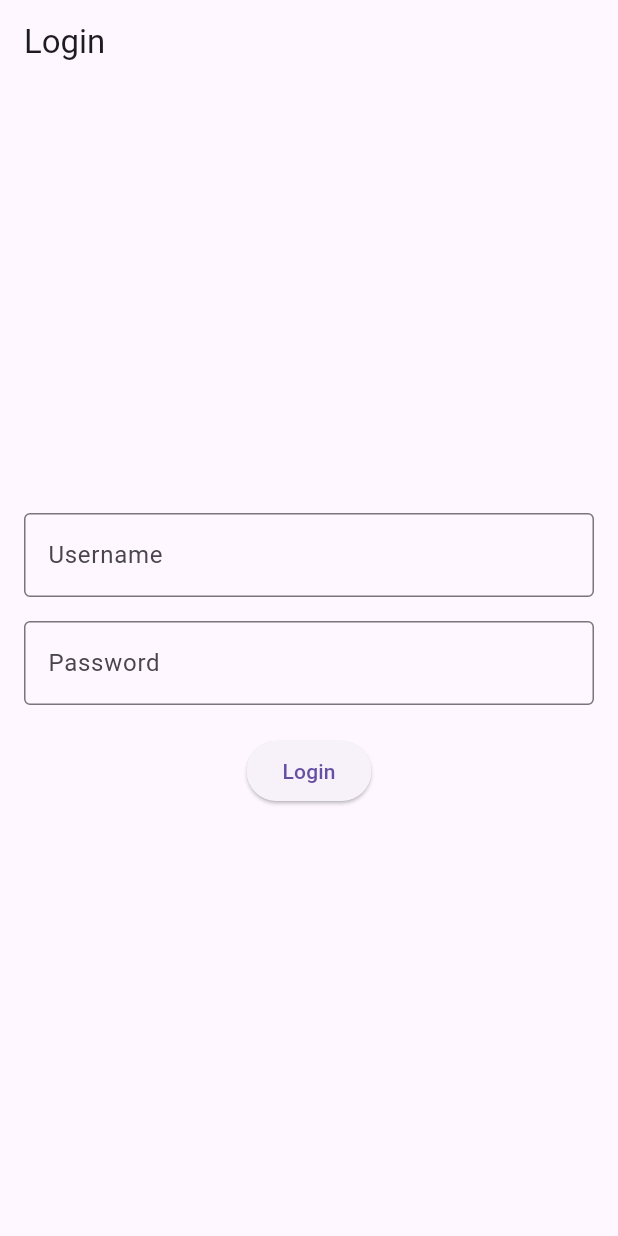
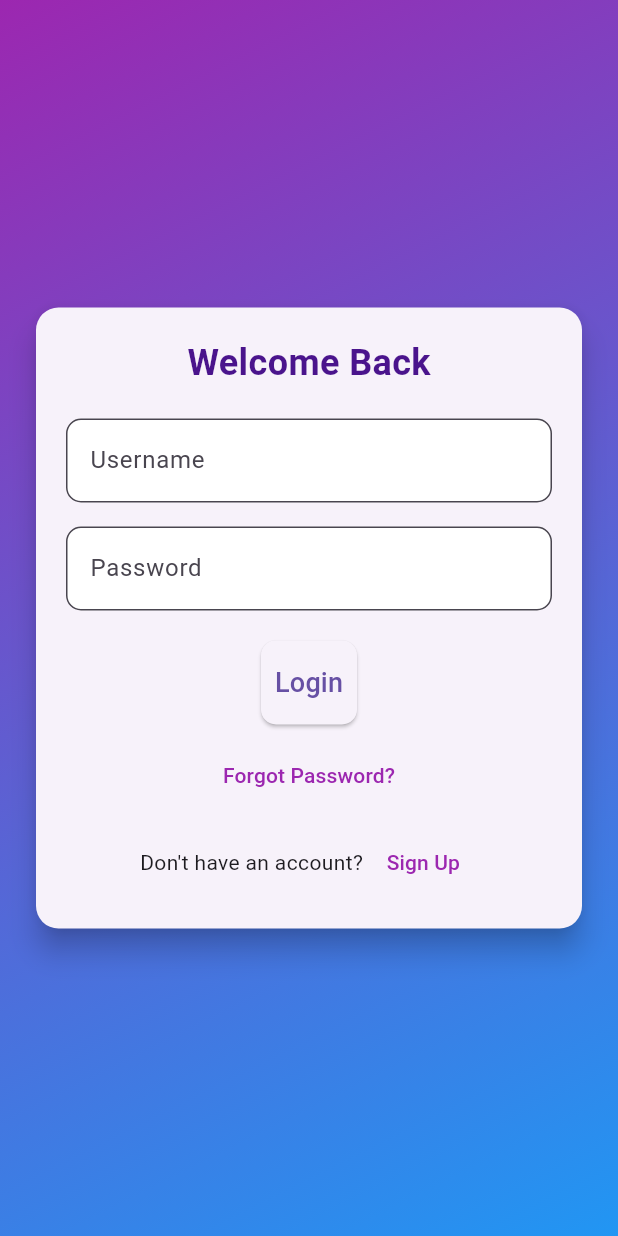
Before and after one commit to fryydp/wangsaff, a Flutter app: the screen it shows after launch, on a phone screen of 412 x 824 dp. Run offline on Flutter 3.47's test engine with Material 3 defaults, Android fonts, the phone set to English and light mode, and no system bars.

Commit message:
Ganti ui login

```diff
--- a/lib/Login.Page.dart
+++ b/lib/Login.Page.dart
@@ -14,20 +14,46 @@ class _LoginPageState extends State<LoginPage> {
   @override
   Widget build(BuildContext context) {
     return Scaffold(
-      appBar: AppBar(
-        title: const Text("Login"),
+      body: Container(
+        decoration: BoxDecoration(
+          gradient: LinearGradient(
+            colors: [Colors.purple, Colors.blue],
+            begin: Alignment.topLeft,
+            end: Alignment.bottomRight,
           ),
-      body: Padding(
-        padding: const EdgeInsets.all(16.0),
+        ),
+        child: Center(
+          child: SingleChildScrollView(
+            padding: const EdgeInsets.all(20.0),
+            child: Card(
+              shape: RoundedRectangleBorder(
+                borderRadius: BorderRadius.circular(15),
+              ),
+              elevation: 8,
+              child: Padding(
+                padding: const EdgeInsets.all(20.0),
                 child: Column(
-          mainAxisAlignment: MainAxisAlignment.center,
+                  mainAxisSize: MainAxisSize.min,
                   children: [
+                    Text(
+                      "Welcome Back",
+                      style: TextStyle(
+                        fontSize: 24,
+                        fontWeight: FontWeight.bold,
+                        color: Colors.purple[900],
+                      ),
+                    ),
+                    const SizedBox(height: 20),
                     // Kolom untuk Username
                     TextField(
                       controller: _usernameController,
                       decoration: InputDecoration(
                         labelText: "Username",
-                border: OutlineInputBorder(),
+                        border: OutlineInputBorder(
+                          borderRadius: BorderRadius.circular(10),
+                        ),
+                        filled: true,
+                        fillColor: Colors.white,
                       ),
                     ),
                     const SizedBox(height: 16),
@@ -36,9 +62,13 @@ class _LoginPageState extends State<LoginPage> {
                       controller: _passwordController,
                       decoration: InputDecoration(
                         labelText: "Password",
-                border: OutlineInputBorder(),
+                        border: OutlineInputBorder(
+                          borderRadius: BorderRadius.circular(10),
                         ),
-              obscureText: true, // Menyembunyikan teks password
+                        filled: true,
+                        fillColor: Colors.white,
+                      ),
+                      obscureText: true,
                     ),
                     const SizedBox(height: 20),
                     // Tombol Login
@@ -46,9 +76,50 @@ class _LoginPageState extends State<LoginPage> {
                       onPressed: () {
                         _performLogin();
                       },
-              child: const Text("Login"),
+                      style: ElevatedButton.styleFrom(
+                        padding: const EdgeInsets.symmetric(vertical: 15),
+                        shape: RoundedRectangleBorder(
+                          borderRadius: BorderRadius.circular(10),
+                        ),
+                      ),
+                      child: const Text(
+                        "Login",
+                        style: TextStyle(fontSize: 18),
+                      ),
+                    ),
+                    const SizedBox(height: 10),
+                    // Tautan untuk Forgot Password
+                    TextButton(
+                      onPressed: () {
+                        // Logika untuk lupa password
+                      },
+                      child: const Text(
+                        "Forgot Password?",
+                        style: TextStyle(color: Colors.purple),
+                      ),
+                    ),
+                    const SizedBox(height: 10),
+                    // Tautan untuk Sign Up
+                    Row(
+                      mainAxisAlignment: MainAxisAlignment.center,
+                      children: [
+                        const Text("Don't have an account? "),
+                        TextButton(
+                          onPressed: () {
+                            // Navigasi ke halaman sign up
+                          },
+                          child: const Text(
+                            "Sign Up",
+                            style: TextStyle(color: Colors.purple),
+                          ),
                         ),
                       ],
+                    ),
+                  ],
+                ),
+              ),
+            ),
+          ),
         ),
       ),
     );
@@ -59,14 +130,11 @@ class _LoginPageState extends State<LoginPage> {
     String password = _passwordController.text;
 
     // Logika untuk memeriksa username dan password
-    // Misalnya, Anda bisa memeriksa dengan API atau database
     if (username == "admin" && password == "password") {
-      // Jika login berhasil, navigasi ke halaman utama
       Navigator.of(context).pushReplacement(
-        MaterialPageRoute(builder: (context) => const HomePage()), // Ganti dengan halaman utama Anda
+        MaterialPageRoute(builder: (context) => const HomePage()),
       );
     } else {
-      // Jika login gagal, tampilkan snackbar
       ScaffoldMessenger.of(context).showSnackBar(
         const SnackBar(content: Text("Username atau password salah")),
       );
```
Also changed, not shown: lib/main.dart (+0 -9 lines). Lines whose indentation alone changed are shown as unchanged.
